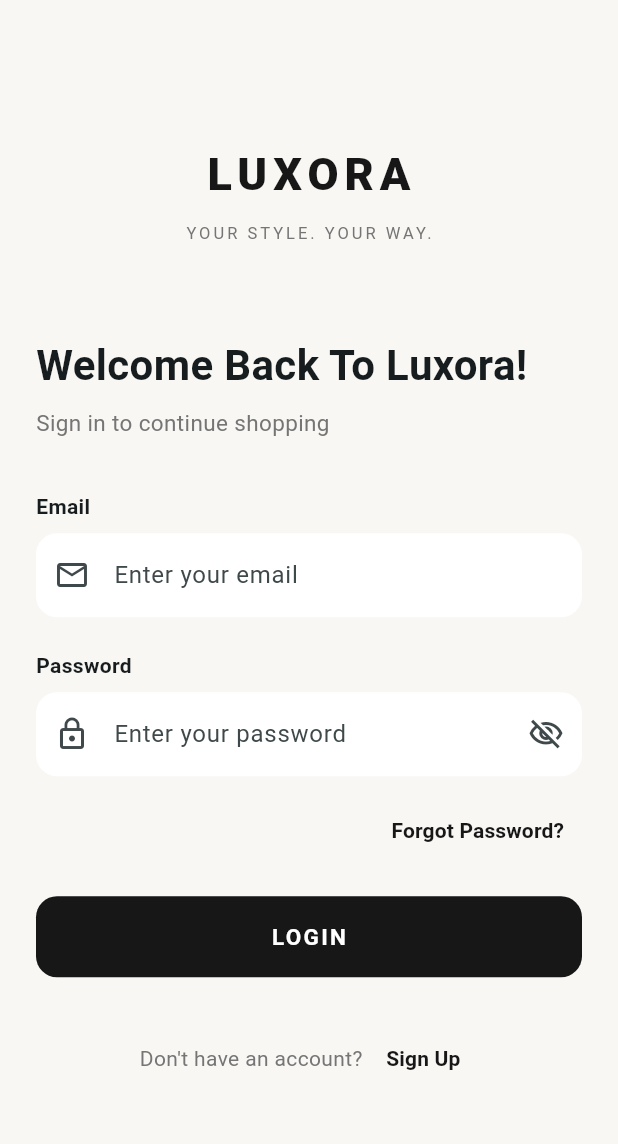
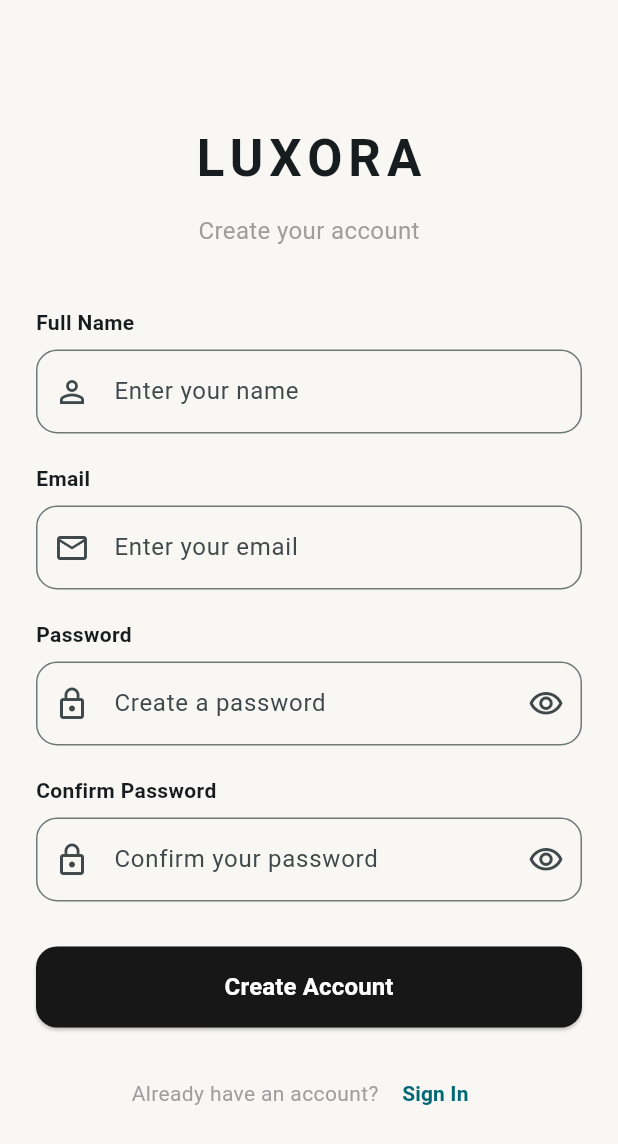
Before and after one commit to Ronaldks/LUXORA, a Flutter app: the screen it shows after launch, after a tap on "Sign Up", on a phone screen of 412 x 824 dp. Shown: the top 1144 px of the screen. Run offline on Flutter 3.47's test engine with Material 3 defaults, Android fonts, the light colour scheme and no system bars.

Commit message:
Luxora first Commit

```diff
--- a/lib/screens/login_screen.dart
+++ b/lib/screens/login_screen.dart
@@ -1,6 +1,7 @@
 import 'package:flutter/material.dart';
 
 import 'home_screen.dart';
+import 'signup_screen.dart';
 
 class LoginScreen extends StatefulWidget {
   const LoginScreen({super.key});
@@ -43,7 +44,6 @@ class _LoginScreenState extends State<LoginScreen> {
   Widget build(BuildContext context) {
     return Scaffold(
       backgroundColor: const Color(0xFFF8F7F4),
-
       body: SafeArea(
         child: Center(
           child: SingleChildScrollView(
@@ -51,19 +51,14 @@ class _LoginScreenState extends State<LoginScreen> {
               horizontal: 24,
               vertical: 30,
             ),
-
             child: ConstrainedBox(
               constraints: const BoxConstraints(
                 maxWidth: 450,
               ),
-
               child: Form(
                 key: _formKey,
-
                 child: Column(
-                  crossAxisAlignment:
-                  CrossAxisAlignment.start,
-
+                  crossAxisAlignment: CrossAxisAlignment.start,
                   children: [
                     // Logo
                     Center(
@@ -126,45 +121,33 @@ class _LoginScreenState extends State<LoginScreen> {
 
                     TextFormField(
                       controller: _emailController,
-
-                      keyboardType:
-                      TextInputType.emailAddress,
-
+                      keyboardType: TextInputType.emailAddress,
                       decoration: InputDecoration(
                         hintText: 'Enter your email',
-
                         prefixIcon: const Icon(
                           Icons.email_outlined,
                         ),
-
                         filled: true,
-
                         fillColor: Colors.white,
-
                         border: OutlineInputBorder(
                           borderRadius:
                           BorderRadius.circular(14),
                           borderSide: BorderSide.none,
                         ),
-
                         enabledBorder: OutlineInputBorder(
                           borderRadius:
                           BorderRadius.circular(14),
                           borderSide: BorderSide.none,
                         ),
-
-                        focusedBorder:
-                        OutlineInputBorder(
+                        focusedBorder: OutlineInputBorder(
                           borderRadius:
                           BorderRadius.circular(14),
-                          borderSide:
-                          const BorderSide(
+                          borderSide: const BorderSide(
                             color: Color(0xFF171717),
                             width: 1.5,
                           ),
                         ),
                       ),
-
                       validator: (value) {
                         if (value == null ||
                             value.trim().isEmpty) {
@@ -195,17 +178,12 @@ class _LoginScreenState extends State<LoginScreen> {
 
                     TextFormField(
                       controller: _passwordController,
-
-                      obscureText:
-                      !_isPasswordVisible,
-
+                      obscureText: !_isPasswordVisible,
                       decoration: InputDecoration(
                         hintText: 'Enter your password',
-
                         prefixIcon: const Icon(
                           Icons.lock_outline,
                         ),
-
                         suffixIcon: IconButton(
                           onPressed: () {
                             setState(() {
@@ -213,44 +191,33 @@ class _LoginScreenState extends State<LoginScreen> {
                               !_isPasswordVisible;
                             });
                           },
-
                           icon: Icon(
                             _isPasswordVisible
-                                ? Icons
-                                .visibility_outlined
-                                : Icons
-                                .visibility_off_outlined,
+                                ? Icons.visibility_outlined
+                                : Icons.visibility_off_outlined,
                           ),
                         ),
-
                         filled: true,
-
                         fillColor: Colors.white,
-
                         border: OutlineInputBorder(
                           borderRadius:
                           BorderRadius.circular(14),
                           borderSide: BorderSide.none,
                         ),
-
                         enabledBorder: OutlineInputBorder(
                           borderRadius:
                           BorderRadius.circular(14),
                           borderSide: BorderSide.none,
                         ),
-
-                        focusedBorder:
-                        OutlineInputBorder(
+                        focusedBorder: OutlineInputBorder(
                           borderRadius:
                           BorderRadius.circular(14),
-                          borderSide:
-                          const BorderSide(
+                          borderSide: const BorderSide(
                             color: Color(0xFF171717),
                             width: 1.5,
                           ),
                         ),
                       ),
-
                       validator: (value) {
                         if (value == null ||
                             value.isEmpty) {
@@ -269,12 +236,9 @@ class _LoginScreenState extends State<LoginScreen> {
 
                     // Forgot password
                     Align(
-                      alignment:
-                      Alignment.centerRight,
-
+                      alignment: Alignment.centerRight,
                       child: TextButton(
                         onPressed: () {},
-
                         child: const Text(
                           'Forgot Password?',
                           style: TextStyle(
@@ -291,29 +255,18 @@ class _LoginScreenState extends State<LoginScreen> {
                     SizedBox(
                       width: double.infinity,
                       height: 54,
-
                       child: ElevatedButton(
                         onPressed: _login,
-
-                        style:
-                        ElevatedButton.styleFrom(
+                        style: ElevatedButton.styleFrom(
                           backgroundColor:
                           const Color(0xFF171717),
-
-                          foregroundColor:
-                          Colors.white,
-
+                          foregroundColor: Colors.white,
                           elevation: 0,
-
-                          shape:
-                          RoundedRectangleBorder(
+                          shape: RoundedRectangleBorder(
                             borderRadius:
-                            BorderRadius.circular(
-                              14,
-                            ),
+                            BorderRadius.circular(14),
                           ),
                         ),
-
                         child: const Text(
                           'LOGIN',
                           style: TextStyle(
@@ -331,26 +284,29 @@ class _LoginScreenState extends State<LoginScreen> {
                     Row(
                       mainAxisAlignment:
                       MainAxisAlignment.center,
-
                       children: [
                         Text(
                           "Don't have an account? ",
                           style: TextStyle(
-                            color:
-                            Colors.grey.shade600,
+                            color: Colors.grey.shade600,
                           ),
                         ),
 
                         TextButton(
-                          onPressed: () {},
-
+                          onPressed: () {
+                            Navigator.push(
+                              context,
+                              MaterialPageRoute(
+                                builder: (context) =>
+                                const SignupScreen(),
+                              ),
+                            );
+                          },
                           child: const Text(
                             'Sign Up',
                             style: TextStyle(
-                              color:
-                              Color(0xFF171717),
-                              fontWeight:
-                              FontWeight.bold,
+                              color: Color(0xFF171717),
+                              fontWeight: FontWeight.bold,
                             ),
                           ),
                         ),
--- /dev/null
+++ b/lib/screens/signup_screen.dart
@@ -0,0 +1,329 @@
+import 'package:flutter/material.dart';
+
+import 'home_screen.dart';
+import 'login_screen.dart';
+
+class SignupScreen extends StatefulWidget {
+  const SignupScreen({super.key});
+
+  @override
+  State<SignupScreen> createState() => _SignupScreenState();
+}
+
+class _SignupScreenState extends State<SignupScreen> {
+  final _formKey = GlobalKey<FormState>();
+
+  final _nameController = TextEditingController();
+  final _emailController = TextEditingController();
+  final _passwordController = TextEditingController();
+  final _confirmPasswordController = TextEditingController();
+
+  bool _obscurePassword = true;
+  bool _obscureConfirmPassword = true;
+
+  @override
+  void dispose() {
+    _nameController.dispose();
+    _emailController.dispose();
+    _passwordController.dispose();
+    _confirmPasswordController.dispose();
+    super.dispose();
+  }
+
+  void _signUp() {
+    if (!_formKey.currentState!.validate()) {
+      return;
+    }
+
+    ScaffoldMessenger.of(context).showSnackBar(
+      const SnackBar(
+        content: Text('Account created successfully'),
+      ),
+    );
+
+    Navigator.pushReplacement(
+      context,
+      MaterialPageRoute(
+        builder: (_) => const HomeScreen(),
+      ),
+    );
+  }
+
+  @override
+  Widget build(BuildContext context) {
+    return Scaffold(
+      backgroundColor: const Color(0xFFF8F7F4),
+      body: SafeArea(
+        child: Center(
+          child: SingleChildScrollView(
+            padding: const EdgeInsets.all(24),
+            child: ConstrainedBox(
+              constraints: const BoxConstraints(
+                maxWidth: 450,
+              ),
+              child: Form(
+                key: _formKey,
+                child: Column(
+                  crossAxisAlignment: CrossAxisAlignment.start,
+                  children: [
+                    const SizedBox(height: 30),
+
+                    const Center(
+                      child: Text(
+                        'LUXORA',
+                        style: TextStyle(
+                          fontSize: 34,
+                          fontWeight: FontWeight.bold,
+                          letterSpacing: 4,
+                        ),
+                      ),
+                    ),
+
+                    const SizedBox(height: 12),
+
+                    const Center(
+                      child: Text(
+                        'Create your account',
+                        style: TextStyle(
+                          fontSize: 16,
+                          color: Colors.grey,
+                        ),
+                      ),
+                    ),
+
+                    const SizedBox(height: 40),
+
+                    const Text(
+                      'Full Name',
+                      style: TextStyle(
+                        fontWeight: FontWeight.w600,
+                      ),
+                    ),
+
+                    const SizedBox(height: 8),
+
+                    TextFormField(
+                      controller: _nameController,
+                      textInputAction: TextInputAction.next,
+                      decoration: InputDecoration(
+                        hintText: 'Enter your name',
+                        prefixIcon: const Icon(Icons.person_outline),
+                        border: OutlineInputBorder(
+                          borderRadius: BorderRadius.circular(14),
+                        ),
+                      ),
+                      validator: (value) {
+                        if (value == null || value.trim().isEmpty) {
+                          return 'Please enter your name';
+                        }
+
+                        if (value.trim().length < 2) {
+                          return 'Name must contain at least 2 characters';
+                        }
+
+                        return null;
+                      },
+                    ),
+
+                    const SizedBox(height: 20),
+
+                    const Text(
+                      'Email',
+                      style: TextStyle(
+                        fontWeight: FontWeight.w600,
+                      ),
+                    ),
+
+                    const SizedBox(height: 8),
+
+                    TextFormField(
+                      controller: _emailController,
+                      keyboardType: TextInputType.emailAddress,
+                      textInputAction: TextInputAction.next,
+                      decoration: InputDecoration(
+                        hintText: 'Enter your email',
+                        prefixIcon: const Icon(Icons.email_outlined),
+                        border: OutlineInputBorder(
+                          borderRadius: BorderRadius.circular(14),
+                        ),
+                      ),
+                      validator: (value) {
+                        if (value == null || value.trim().isEmpty) {
+                          return 'Please enter your email';
+                        }
+
+                        final emailRegex = RegExp(
+                          r'^[^@\s]+@[^@\s]+\.[^@\s]+$',
+                        );
+
+                        if (!emailRegex.hasMatch(value.trim())) {
+                          return 'Please enter a valid email';
+                        }
+
+                        return null;
+                      },
+                    ),
+
+                    const SizedBox(height: 20),
+
+                    const Text(
+                      'Password',
+                      style: TextStyle(
+                        fontWeight: FontWeight.w600,
+                      ),
+                    ),
+
+                    const SizedBox(height: 8),
+
+                    TextFormField(
+                      controller: _passwordController,
+                      obscureText: _obscurePassword,
+                      textInputAction: TextInputAction.next,
+                      decoration: InputDecoration(
+                        hintText: 'Create a password',
+                        prefixIcon: const Icon(Icons.lock_outline),
+                        suffixIcon: IconButton(
+                          onPressed: () {
+                            setState(() {
+                              _obscurePassword =
+                              !_obscurePassword;
+                            });
+                          },
+                          icon: Icon(
+                            _obscurePassword
+                                ? Icons.visibility_outlined
+                                : Icons.visibility_off_outlined,
+                          ),
+                        ),
+                        border: OutlineInputBorder(
+                          borderRadius: BorderRadius.circular(14),
+                        ),
+                      ),
+                      validator: (value) {
+                        if (value == null || value.isEmpty) {
+                          return 'Please enter a password';
+                        }
+
+                        if (value.length < 6) {
+                          return 'Password must be at least 6 characters';
+                        }
+
+                        return null;
+                      },
+                    ),
+
+                    const SizedBox(height: 20),
+
+                    const Text(
+                      'Confirm Password',
+                      style: TextStyle(
+                        fontWeight: FontWeight.w600,
+                      ),
+                    ),
+
+                    const SizedBox(height: 8),
+
+                    TextFormField(
+                      controller: _confirmPasswordController,
+                      obscureText: _obscureConfirmPassword,
+                      textInputAction: TextInputAction.done,
+                      decoration: InputDecoration(
+                        hintText: 'Confirm your password',
+                        prefixIcon: const Icon(Icons.lock_outline),
+                        suffixIcon: IconButton(
+                          onPressed: () {
+                            setState(() {
+                              _obscureConfirmPassword =
+                              !_obscureConfirmPassword;
+                            });
+                          },
+                          icon: Icon(
+                            _obscureConfirmPassword
+                                ? Icons.visibility_outlined
+                                : Icons.visibility_off_outlined,
+                          ),
+                        ),
+                        border: OutlineInputBorder(
+                          borderRadius: BorderRadius.circular(14),
+                        ),
+                      ),
+                      validator: (value) {
+                        if (value == null || value.isEmpty) {
+                          return 'Please confirm your password';
+                        }
+
+                        if (value != _passwordController.text) {
+                          return 'Passwords do not match';
+                        }
+
+                        return null;
+                      },
+                      onFieldSubmitted: (_) => _signUp(),
+                    ),
+
+                    const SizedBox(height: 30),
+
+                    SizedBox(
+                      width: double.infinity,
+                      height: 54,
+                      child: ElevatedButton(
+                        onPressed: _signUp,
+                        style: ElevatedButton.styleFrom(
+                          backgroundColor: const Color(0xFF171717),
+                          foregroundColor: Colors.white,
+                          shape: RoundedRectangleBorder(
+                            borderRadius: BorderRadius.circular(14),
+                          ),
+                        ),
+                        child: const Text(
+                          'Create Account',
+                          style: TextStyle(
+                            fontSize: 16,
+                            fontWeight: FontWeight.w600,
+                          ),
+                        ),
+                      ),
+                    ),
+
+                    const SizedBox(height: 20),
+
+                    Row(
+                      mainAxisAlignment: MainAxisAlignment.center,
+                      children: [
+                        const Text(
+                          'Already have an account? ',
+                          style: TextStyle(
+                            color: Colors.grey,
+                          ),
+                        ),
+                        TextButton(
+                          onPressed: () {
+                            Navigator.pushReplacement(
+                              context,
+                              MaterialPageRoute(
+                                builder: (_) =>
+                                const LoginScreen(),
+                              ),
+                            );
+                          },
+                          child: const Text(
+                            'Sign In',
+                            style: TextStyle(
+                              fontWeight: FontWeight.w600,
+                            ),
+                          ),
+                        ),
+                      ],
+                    ),
+
+                    const SizedBox(height: 20),
+                  ],
+                ),
+              ),
+            ),
+          ),
+        ),
+      ),
+    );
+  }
+}
```
Also changed, not shown: 1 other file.
